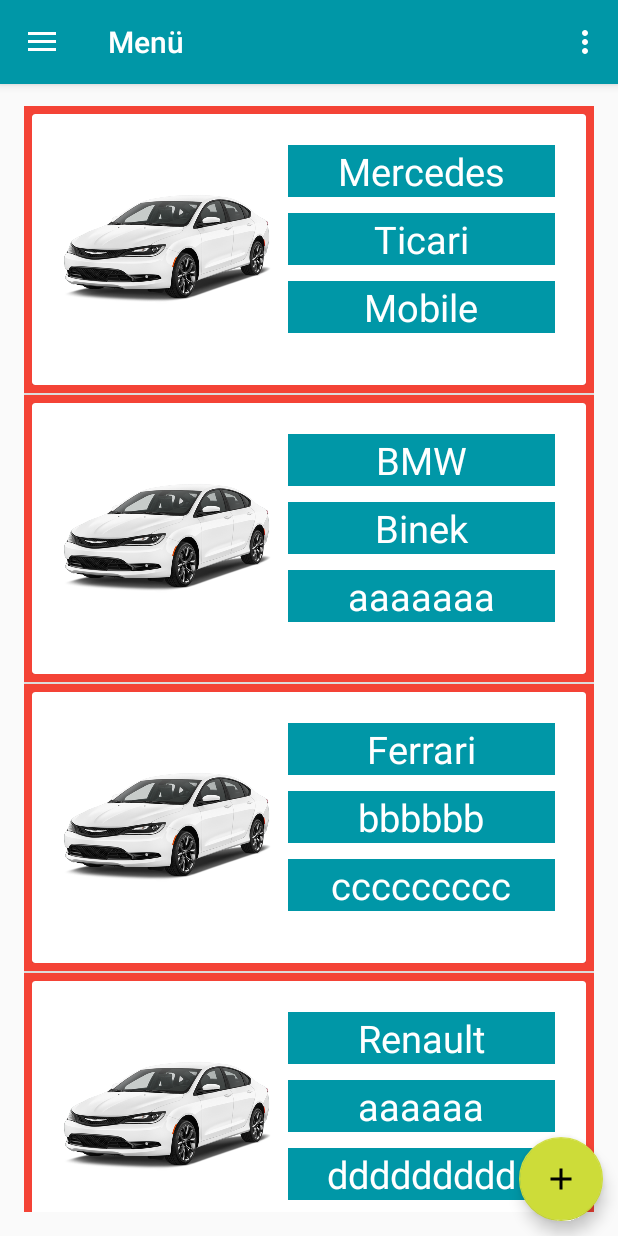
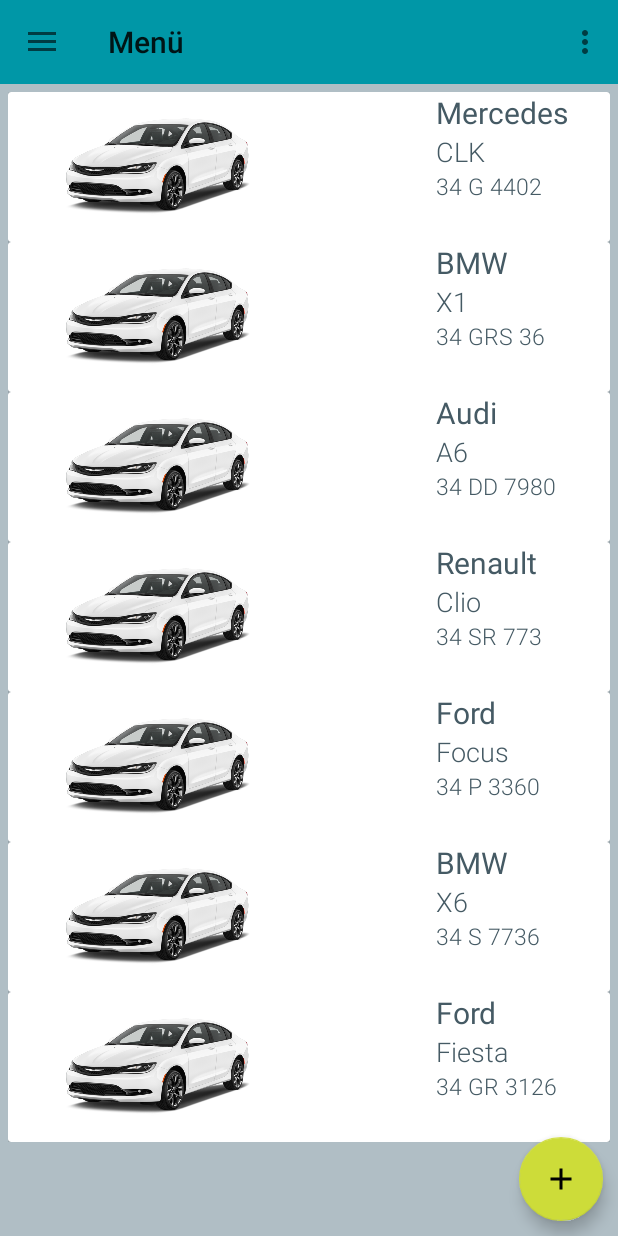
Before and after one commit to yhaznedar/MTMIRepo, an Android app: the screen it shows after launch once a user with an empty profile is signed in (MainActivity), on a phone screen of 412 x 824 dp. Run offline under Robolectric (Android 15) with nearby library versions, the phone set to English and light mode, and no system bars; our stand-ins replace Firebase (no records; nobody signed in at launch, a user with empty details on screens opened directly); 4 statements that could not run were skipped.

Commit message:
Görsel Güncelleme - ÖNEMLİ
Cardview ve RycView tamamlandı. Görsel ve metinler eklendi. Veritabanı bağlantısı bekleniyor.

```diff
--- a/MTMI-master/app/src/main/java/com/mtmi/carapp/Araba.java
+++ b/MTMI-master/app/src/main/java/com/mtmi/carapp/Araba.java
@@ -1,90 +1,23 @@
 package com.mtmi.carapp;
 
-import android.media.Image;
 
 /**
  * Created by mobiltek10 on 9/7/16.
  */
 public class Araba {
-    private Integer aracID;
-    private String aracModel;
-    private String aracMarka;
-    private String aracPlaka;
-    private String aracTrafikTrh;
-    private String aracMuaTrh;
-    private String aracSigTrh;
-    private Image aracPic;
+    String aracModel;
+    String aracMarka;
+    String aracPlaka;
 
-    public Araba(String aracModel, String aracMarka, String aracPlaka, String aracTrafikTrh, String aracMuaTrh, String aracSigTrh) {
+    public Araba(String aracMarka, String aracModel, String aracPlaka) {
+
+        this.aracMarka = aracMarka;
         this.aracModel = aracModel;
-        this.aracMarka = aracMarka;
-        this.aracPlaka = aracPlaka;
-        this.aracTrafikTrh = aracTrafikTrh;
-        this.aracMuaTrh = aracMuaTrh;
-        this.aracSigTrh = aracSigTrh;
-    }
+        this.aracPlaka = aracPlaka;}
 
-    public Integer getAracID() {
-        return aracID;
-    }
 
-    public void setAracID(Integer aracID) {
-        this.aracID = aracID;
-    }
 
-    public String getAracModel() {
-        return aracModel;
-    }
 
-    public void setAracModel(String aracModel) {
-        this.aracModel = aracModel;
-    }
 
-    public String getAracMarka() {
-        return aracMarka;
-    }
 
-    public void setAracMarka(String aracMarka) {
-        this.aracMarka = aracMarka;
-    }
-
-    public String getAracPlaka() {
-        return aracPlaka;
-    }
-
-    public void setAracPlaka(String aracPlaka) {
-        this.aracPlaka = aracPlaka;
-    }
-
-    public String getAracTrafikTrh() {
-        return aracTrafikTrh;
-    }
-
-    public void setAracTrafikTrh(String aracTrafikTrh) {
-        this.aracTrafikTrh = aracTrafikTrh;
-    }
-
-    public String getAracMuaTrh() {
-        return aracMuaTrh;
-    }
-
-    public void setAracMuaTrh(String aracMuaTrh) {
-        this.aracMuaTrh = aracMuaTrh;
-    }
-
-    public String getAracSigTrh() {
-        return aracSigTrh;
-    }
-
-    public void setAracSigTrh(String aracSigTrh) {
-        this.aracSigTrh = aracSigTrh;
-    }
-
-    public Image getAracPic() {
-        return aracPic;
-    }
-
-    public void setAracPic(Image aracPic) {
-        this.aracPic = aracPic;
-    }
 }
--- /dev/null
+++ b/MTMI-master/app/src/main/java/com/mtmi/carapp/ArabaAdapter.java
@@ -0,0 +1,68 @@
+package com.mtmi.carapp;
+
+import android.support.v7.widget.RecyclerView;
+import android.view.LayoutInflater;
+import android.view.View;
+import android.view.ViewGroup;
+import android.widget.TextView;
+
+import java.util.List;
+
+/**
+ * Created by mobiltek10 on 9/8/16.
+ */
+
+    public class ArabaAdapter extends RecyclerView.Adapter<ArabaAdapter.ArabaViewHolder> {
+
+        private List<Araba> arabaList;
+
+        public ArabaAdapter(List<Araba> arabaList) {
+            this.arabaList = arabaList;
+        }
+
+        @Override
+        public int getItemCount() {
+            return arabaList.size();
+        }
+
+        @Override
+        public void onBindViewHolder(ArabaViewHolder arabaViewHolder, int i) {
+            Araba ci = arabaList.get(i);
+            arabaViewHolder.varacMarka.setText(ci.aracMarka);
+            arabaViewHolder.varacModel.setText(ci.aracModel);
+            arabaViewHolder.varacPlaka.setText(ci.aracPlaka);
+
+        }
+
+        @Override
+        public ArabaViewHolder onCreateViewHolder(ViewGroup viewGroup, int i) {
+            View itemView = LayoutInflater.
+                    from(viewGroup.getContext()).
+                    inflate(R.layout.cardview, viewGroup, false);
+
+            return new ArabaViewHolder(itemView);
+        }
+
+    public class ArabaViewHolder extends RecyclerView.ViewHolder {
+
+
+
+        protected TextView varacMarka;
+        protected TextView varacModel;
+        protected TextView varacPlaka;
+
+
+        public ArabaViewHolder(View v) {
+            super(v);
+            varacMarka =  (TextView) v.findViewById(R.id.arac_marka);
+            varacModel = (TextView)  v.findViewById(R.id.arac_model);
+            varacPlaka = (TextView)  v.findViewById(R.id.arac_plaka);
+
+        }
+    }
+
+
+
+
+
+}
--- a/MTMI-master/app/src/main/java/com/mtmi/carapp/MainActivity.java
+++ b/MTMI-master/app/src/main/java/com/mtmi/carapp/MainActivity.java
@@ -9,6 +9,8 @@
 import android.support.annotation.NonNull;
 import android.support.design.widget.FloatingActionButton;
 import android.support.design.widget.Snackbar;
+import android.support.v7.widget.LinearLayoutManager;
+import android.support.v7.widget.RecyclerView;
 import android.util.Log;
 import android.view.View;
 import android.support.design.widget.NavigationView;
@@ -37,19 +39,15 @@
 public class MainActivity extends AppCompatActivity
         implements NavigationView.OnNavigationItemSelectedListener {
 
-    String[] car_name;
-    TypedArray car_pic;
-    String[] status;
-    String[] contactType;
-
-    List<RowItem> rowItems;
-    ListView carListview;
 
     private FloatingActionButton fab;
 
     private FirebaseAuth firebaseAuth;
     private ProgressDialog progressDialog;
     private GoogleApiClient client;
+
+    private List<Araba> arabalar;
+    private RecyclerView rv;
 
 
     @Override
@@ -93,24 +91,19 @@
         gelenMail.setText(user.getEmail());
         Intent intent=getIntent();
 
+        rv=(RecyclerView)findViewById(R.id.cv);
+
+        LinearLayoutManager llm = new LinearLayoutManager(this);
+        rv.setLayoutManager(llm);
+        rv.setHasFixedSize(true);
 
 
 
+        initializeData();
+        initializeAdapter();
 
-        rowItems = new ArrayList<RowItem>();
-        car_name=getResources().getStringArray(R.array.CarName);
-        car_pic=getResources().obtainTypedArray(R.array.CarPicture);
-        status= getResources().getStringArray(R.array.status);
-        contactType= getResources().getStringArray(R.array.ConcactType);
 
-        for(int i=0;i<car_name.length;i++){
-            RowItem item = new RowItem(car_name[i],car_pic.getResourceId(i,-1),status[i],contactType[i]);
-            rowItems.add(item);
-        }
 
-        carListview = (ListView) findViewById(R.id.listCar);
-        RowAdapter adapter = new RowAdapter(this,rowItems);
-        carListview.setAdapter(adapter);
 
 
 
@@ -209,6 +202,28 @@
 
     }
 
+    private void initializeData(){
+        arabalar = new ArrayList<>();
+        arabalar.add(new Araba("Mercedes", "CLK", "34 G 4402"));
+        arabalar.add(new Araba("BMW", "X1", "34 GRS 36"));
+        arabalar.add(new Araba("Audi", "A6", "34 DD 7980"));
+        arabalar.add(new Araba("Renault", "Clio", "34 SR 773"));
+        arabalar.add(new Araba("Ford", "Focus", "34 P 3360"));
+        arabalar.add(new Araba("BMW", "X6", "34 S 7736"));
+        arabalar.add(new Araba("Ford", "Fiesta", "34 GR 3126"));
+    }
+
+    private void initializeAdapter(){
+        ArabaAdapter adapter = new ArabaAdapter(arabalar);
+        rv.setAdapter(adapter);
+    }
+
+
+
+
+
+
+
 
 
 }
--- a/MTMI-master/app/src/main/java/com/mtmi/carapp/RowAdapter.java
+++ /dev/null
@@ -1,81 +0,0 @@
-package com.mtmi.carapp;
-
-import android.app.Activity;
-import android.content.Context;
-import android.view.LayoutInflater;
-import android.view.View;
-import android.view.ViewGroup;
-import android.widget.BaseAdapter;
-import android.widget.ImageView;
-import android.widget.TextView;
-
-import java.util.List;
-
-/**
- * Created by sametdundar on 03/09/16.
- */
-public class RowAdapter extends BaseAdapter {
-
-    Context context;
-    List<RowItem> rowItems;
-
-    public RowAdapter(Context context, List<RowItem> rowItems) {
-        this.context = context;
-        this.rowItems = rowItems;
-    }
-
-    @Override
-    public int getCount() {
-        return rowItems.size();
-    }
-
-    @Override
-    public Object getItem(int position) {
-        return rowItems.get(position);
-    }
-
-    @Override
-    public long getItemId(int position) {
-        return rowItems.indexOf(getItem(position));
-    }
-
-    private class ViewHolder{
-        ImageView car_pic;
-        TextView car_name;
-        TextView status;
-        TextView contactType;
-    }
-
-    @Override
-    public View getView(int position, View convertView, ViewGroup parent) {
-
-        ViewHolder holder = null;
-        LayoutInflater mInflater = (LayoutInflater) context.getSystemService(Activity.LAYOUT_INFLATER_SERVICE);
-
-        if(convertView==null){
-            convertView =mInflater.inflate(R.layout.car_item,null);
-            holder = new ViewHolder();
-
-            holder.car_name = (TextView) convertView.findViewById(R.id.car_name);
-            holder.car_pic= (ImageView) convertView.findViewById(R.id.car_pic);
-            holder.status= (TextView) convertView.findViewById(R.id.status);
-            holder.contactType= (TextView) convertView.findViewById(R.id.contactType);
-
-            RowItem row_pos= rowItems.get(position);
-
-            holder.car_pic.setImageResource(row_pos.getCar_pic());
-            holder.car_name.setText(row_pos.getCar_name());
-            holder.status.setText(row_pos.getStatus());
-            holder.contactType.setText(row_pos.getContactType());
-
-            convertView.setTag(holder);
-
-
-        }else{
-            holder = (ViewHolder) convertView.getTag();
-        }
-        return convertView;
-    }
-
-
-}
--- a/MTMI-master/app/src/main/java/com/mtmi/carapp/RowItem.java
+++ /dev/null
@@ -1,50 +0,0 @@
-package com.mtmi.carapp;
-
-/**
- * Created by sametdundar on 03/09/16.
- */
-public class RowItem {
-    private String car_name;
-    int car_pic;
-    private String status;
-    private String contactType;
-
-    public RowItem(String car_name, int profile_pic_id, String status, String contactType) {
-        this.car_name = car_name;
-        this.car_pic = profile_pic_id;
-        this.status = status;
-        this.contactType = contactType;
-    }
-
-    public String getCar_name() {
-        return car_name;
-    }
-
-    public void setCar_name(String car_name) {
-        this.car_name = car_name;
-    }
-
-    public int getCar_pic() {
-        return car_pic;
-    }
-
-    public void setProfile_pic_id(int profile_pic_id) {
-        this.car_pic = profile_pic_id;
-    }
-
-    public String getStatus() {
-        return status;
-    }
-
-    public void setStatus(String status) {
-        this.status = status;
-    }
-
-    public String getContactType() {
-        return contactType;
-    }
-
-    public void setContactType(String contactType) {
-        this.contactType = contactType;
-    }
-}
--- a/MTMI-master/app/src/main/res/layout/activity_main.xml
+++ b/MTMI-master/app/src/main/res/layout/activity_main.xml
@@ -8,10 +8,7 @@
     android:fitsSystemWindows="true"
     tools:openDrawer="start">
 
-    <include
-        layout="@layout/app_bar_main"
-        android:layout_width="match_parent"
-        android:layout_height="match_parent" />
+    <include layout="@layout/content_main"/>
 
     <android.support.design.widget.NavigationView
         android:id="@+id/nav_view"
--- a/MTMI-master/app/src/main/res/layout/app_bar_main.xml
+++ /dev/null
@@ -1,26 +0,0 @@
-<?xml version="1.0" encoding="utf-8"?>
-<android.support.design.widget.CoordinatorLayout xmlns:android="http://schemas.android.com/apk/res/android"
-    xmlns:app="http://schemas.android.com/apk/res-auto"
-    xmlns:tools="http://schemas.android.com/tools"
-    android:layout_width="match_parent"
-    android:layout_height="match_parent"
-    android:fitsSystemWindows="true"
-    tools:context="com.mtmi.carapp.MainActivity">
-
-    <android.support.design.widget.AppBarLayout
-        android:layout_width="match_parent"
-        android:layout_height="wrap_content"
-        android:theme="@style/AppTheme.AppBarOverlay">
-
-        <android.support.v7.widget.Toolbar
-            android:id="@+id/toolbar"
-            android:layout_width="match_parent"
-            android:layout_height="?attr/actionBarSize"
-            android:background="#0097A7"
-            app:popupTheme="@style/AppTheme.PopupOverlay" />
-
-    </android.support.design.widget.AppBarLayout>
-
-    <include layout="@layout/content_main" />
-
-</android.support.design.widget.CoordinatorLayout>
--- a/MTMI-master/app/src/main/res/layout/car_item.xml
+++ /dev/null
@@ -1,67 +0,0 @@
-<?xml version="1.0" encoding="utf-8"?>
-<LinearLayout xmlns:android="http://schemas.android.com/apk/res/android"
-
-    android:layout_width="match_parent"
-    android:layout_height="wrap_content"
-    android:padding="5dp"
-    android:background="#F44336"
-    >
-    <android.support.v7.widget.CardView
-
-        android:layout_width="match_parent"
-        android:layout_height="wrap_content"
-        xmlns:android="http://schemas.android.com/apk/res/android">
-
-
-
-    <LinearLayout
-        android:layout_width="match_parent"
-        android:layout_height="wrap_content"
-        android:orientation="horizontal"
-        android:layout_margin="15dp">
-        <ImageView
-            android:layout_width="150sp"
-            android:layout_height="150sp"
-            android:src="@drawable/car_pic"
-            android:id="@+id/car_pic" />
-        <LinearLayout
-            android:layout_width="match_parent"
-            android:layout_height="wrap_content"
-            android:orientation="vertical">
-        <TextView
-            android:layout_margin="5sp"
-            android:textColor="#ffffff"
-            android:background="@color/colorPrimary"
-            android:textAlignment="center"
-            android:text="Araç Adı"
-            android:layout_width="match_parent"
-            android:layout_height="wrap_content"
-            android:textSize="25sp"
-            android:id="@+id/car_name" />
-        <TextView
-            android:layout_margin="5sp"
-            android:textColor="#ffffff"
-            android:background="@color/colorPrimary"
-            android:textAlignment="center"
-            android:text="Araba Bilgisi"
-            android:layout_width="match_parent"
-            android:layout_height="wrap_content"
-            android:textSize="25sp"
-            android:id="@+id/status" />
-        <TextView
-            android:layout_margin="5sp"
-            android:textColor="#ffffff"
-            android:background="@color/colorPrimary"
-            android:textAlignment="center"
-            android:text="Araba Bilgisi"
-            android:layout_width="match_parent"
-            android:layout_height="wrap_content"
-            android:textSize="25sp"
-            android:id="@+id/contactType" />
-        </LinearLayout>
-
-
-    </LinearLayout>
-
-    </android.support.v7.widget.CardView>
-</LinearLayout>
--- /dev/null
+++ b/MTMI-master/app/src/main/res/layout/cardview.xml
@@ -0,0 +1,61 @@
+<android.support.v7.widget.CardView android:layout_width="match_parent"
+    android:layout_height="wrap_content"
+    android:id="@+id/card_view"
+
+
+    xmlns:android="http://schemas.android.com/apk/res/android">
+
+    <RelativeLayout
+        android:layout_width="match_parent"
+        android:layout_height="wrap_content"
+
+        >
+
+        <ImageView
+            android:layout_width="200dp"
+            android:layout_height="100dp"
+            android:id="@+id/arac_foto"
+            android:src="@drawable/car_pic"/>
+
+        <TextView
+            android:layout_width="100dp"
+            android:layout_height="wrap_content"
+            android:id="@+id/arac_marka"
+            android:layout_marginRight="16dp"
+            android:layout_alignParentTop="true"
+            android:layout_alignParentEnd="true"
+            android:hint="Marka"
+            android:textSize="20dp"
+            android:textColor="@color/colorTextt"
+            />
+
+        <TextView
+            android:layout_width="100dp"
+            android:layout_height="wrap_content"
+            android:id="@+id/arac_model"
+            android:layout_below="@+id/arac_marka"
+            android:layout_alignStart="@+id/arac_marka"
+            android:hint="Model"
+            android:textSize="18dp"
+            android:fontFamily="sans-serif-light"
+            android:textColor="@color/colorTextt"
+            />
+
+
+
+        <TextView
+            android:layout_width="wrap_content"
+            android:layout_height="wrap_content"
+            android:id="@+id/arac_plaka"
+            android:textColor="@color/colorTextt"
+            android:hint="Plaka"
+            android:layout_below="@+id/arac_model"
+            android:layout_alignStart="@+id/arac_model"
+            android:textSize="15dp"
+            android:fontFamily="sans-serif-light"/>
+
+
+
+    </RelativeLayout>
+
+</android.support.v7.widget.CardView>
--- a/MTMI-master/app/src/main/res/layout/cardview_item.xml
+++ /dev/null
@@ -1,9 +0,0 @@
-<?xml version="1.0" encoding="utf-8"?>
-
-<android.support.v7.widget.CardView
-
-    android:layout_width="match_parent"
-    android:layout_height="wrap_content"
-    xmlns:android="http://schemas.android.com/apk/res/android">
-
-</android.support.v7.widget.CardView>
--- a/MTMI-master/app/src/main/res/layout/content_main.xml
+++ b/MTMI-master/app/src/main/res/layout/content_main.xml
@@ -4,29 +4,35 @@
     xmlns:android="http://schemas.android.com/apk/res/android"
     android:layout_height="match_parent"
     android:layout_width="match_parent"
+    android:background="#B0BEC5"
     >
-<LinearLayout xmlns:android="http://schemas.android.com/apk/res/android"
+    <android.support.design.widget.AppBarLayout
+        android:layout_width="match_parent"
+        android:layout_height="wrap_content"
+        android:theme="@style/AppTheme.AppBarOverlay"
+        android:id="@+id/app_bar_layout"/>
 
-    android:layout_width="fill_parent"
-    android:layout_height="match_parent"
-    android:paddingBottom="@dimen/activity_vertical_margin"
-    android:paddingLeft="@dimen/activity_horizontal_margin"
-    android:paddingRight="@dimen/activity_horizontal_margin"
-    android:paddingTop="@dimen/activity_vertical_margin"
-    app:layout_behavior="@string/appbar_scrolling_view_behavior"
-    tools:context="com.mtmi.carapp.MainActivity"
-    tools:showIn="@layout/app_bar_main"
-    android:orientation="vertical"
-    android:weightSum="1"
-    android:gravity="bottom|right">
-    <ListView
-        android:id="@+id/listCar"
+    <android.support.v7.widget.Toolbar
+        android:id="@+id/toolbar"
         android:layout_width="match_parent"
-        android:layout_height="404dp"
-        android:layout_weight="0.86"></ListView>
+        android:layout_height="?attr/actionBarSize"
+        android:background="#0097A7"
+        app:popupTheme="@style/AppTheme.PopupOverlay" />
+    <LinearLayout xmlns:android="http://schemas.android.com/apk/res/android"
+        android:layout_width="match_parent" android:layout_height="match_parent"
+        android:layout_marginTop="?attr/actionBarSize"
+        android:weightSum="1"
+        >
 
+        <android.support.v7.widget.RecyclerView
+            android:layout_width="match_parent"
+            android:layout_height="wrap_content"
+            android:id="@+id/cv"
+            android:padding="5dp">
 
-</LinearLayout>
+        </android.support.v7.widget.RecyclerView>
+
+    </LinearLayout>
 
 
     <android.support.design.widget.FloatingActionButton
--- a/MTMI-master/app/src/main/res/values/colors.xml
+++ b/MTMI-master/app/src/main/res/values/colors.xml
@@ -3,4 +3,5 @@
     <color name="colorPrimary">#0097A7</color>
     <color name="colorThird">#CDDC39</color>
     <color name="colorOrange">#fffeaa0c</color>
+    <color name="colorTextt">#455A64</color>
 </resources>
```
Also changed, not shown: MTMI-master/app/src/main/AndroidManifest.xml (+4 -5 lines).
